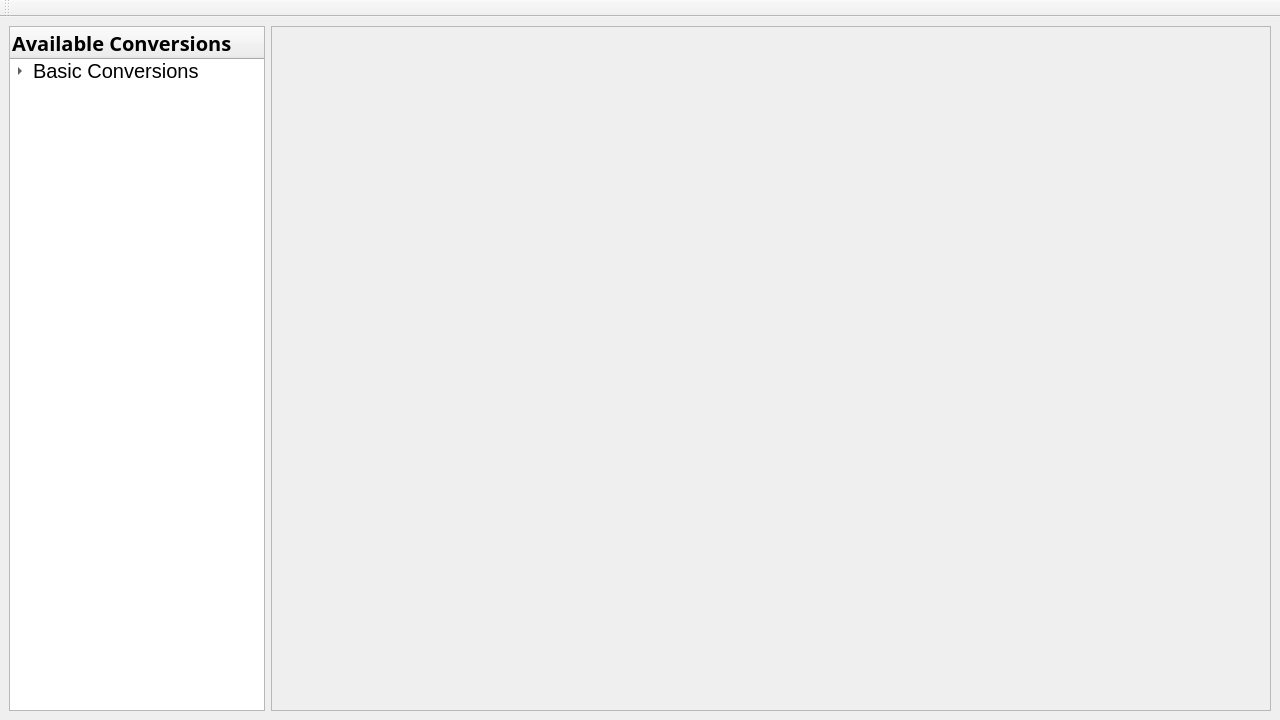
First picture: the form in mainwindow.ui, repository 30vam/cute-converter, before the edit.
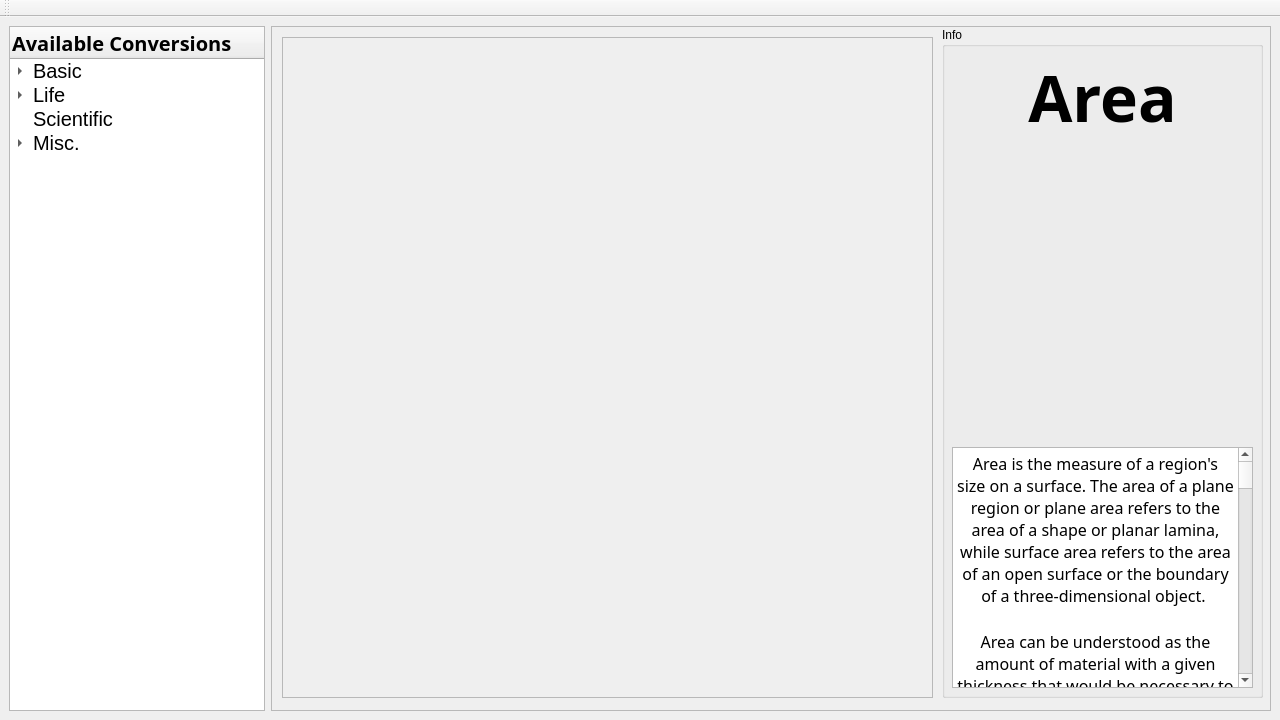
Second picture: the form after the edit. The open tabs and pages were chosen to show the change. Icons and pictures are not drawn.

What changed in the file:
```diff
--- a/mainwindow.ui
+++ b/mainwindow.ui
@@ -41,7 +41,7 @@
        </property>
        <property name="font">
         <font>
-         <family>Exo Black</family>
+         <family>Aleo</family>
          <pointsize>15</pointsize>
          <bold>true</bold>
         </font>
@@ -49,7 +49,7 @@
       </column>
       <item>
        <property name="text">
-        <string>Basic Conversions</string>
+        <string>Basic</string>
        </property>
        <property name="font">
         <font>
@@ -64,6 +64,57 @@
          <font>
           <pointsize>12</pointsize>
          </font>
+        </property>
+       </item>
+       <item>
+        <property name="text">
+         <string>Area</string>
+        </property>
+        <property name="font">
+         <font>
+          <family>Segoe UI</family>
+          <pointsize>12</pointsize>
+         </font>
+        </property>
+       </item>
+      </item>
+      <item>
+       <property name="text">
+        <string>Life</string>
+       </property>
+       <property name="font">
+        <font>
+         <pointsize>15</pointsize>
+        </font>
+       </property>
+       <item>
+        <property name="text">
+         <string>test</string>
+        </property>
+       </item>
+      </item>
+      <item>
+       <property name="text">
+        <string>Scientific</string>
+       </property>
+       <property name="font">
+        <font>
+         <pointsize>15</pointsize>
+        </font>
+       </property>
+      </item>
+      <item>
+       <property name="text">
+        <string>Misc.</string>
+       </property>
+       <property name="font">
+        <font>
+         <pointsize>15</pointsize>
+        </font>
+       </property>
+       <item>
+        <property name="text">
+         <string>test</string>
         </property>
        </item>
       </item>
@@ -245,7 +296,176 @@
         </widget>
        </widget>
       </widget>
-      <widget class="QWidget" name="areaWidget"/>
+      <widget class="QWidget" name="areaWidget">
+       <widget class="QGroupBox" name="areaInfoGroupBox">
+        <property name="geometry">
+         <rect>
+          <x>670</x>
+          <y>0</y>
+          <width>321</width>
+          <height>671</height>
+         </rect>
+        </property>
+        <property name="sizePolicy">
+         <sizepolicy hsizetype="Expanding" vsizetype="Expanding">
+          <horstretch>0</horstretch>
+          <verstretch>0</verstretch>
+         </sizepolicy>
+        </property>
+        <property name="title">
+         <string>Info</string>
+        </property>
+        <widget class="QLabel" name="areaLabel">
+         <property name="geometry">
+          <rect>
+           <x>20</x>
+           <y>-10</y>
+           <width>281</width>
+           <height>161</height>
+          </rect>
+         </property>
+         <property name="font">
+          <font>
+           <family>Aleo</family>
+           <pointsize>48</pointsize>
+           <italic>false</italic>
+           <bold>true</bold>
+           <underline>false</underline>
+           <strikeout>false</strikeout>
+          </font>
+         </property>
+         <property name="text">
+          <string>&lt;html&gt;&lt;head/&gt;&lt;body&gt;&lt;p&gt;Area&lt;/p&gt;&lt;/body&gt;&lt;/html&gt;</string>
+         </property>
+         <property name="textFormat">
+          <enum>Qt::AutoText</enum>
+         </property>
+         <property name="scaledContents">
+          <bool>false</bool>
+         </property>
+         <property name="alignment">
+          <set>Qt::AlignCenter</set>
+         </property>
+         <property name="wordWrap">
+          <bool>false</bool>
+         </property>
+        </widget>
+        <widget class="QLabel" name="areaImageLabel">
+         <property name="geometry">
+          <rect>
+           <x>30</x>
+           <y>130</y>
+           <width>256</width>
+           <height>256</height>
+          </rect>
+         </property>
+         <property name="sizePolicy">
+          <sizepolicy hsizetype="Fixed" vsizetype="Fixed">
+           <horstretch>0</horstretch>
+           <verstretch>0</verstretch>
+          </sizepolicy>
+         </property>
+         <property name="font">
+          <font>
+           <pointsize>20</pointsize>
+           <bold>false</bold>
+           <underline>false</underline>
+           <strikeout>false</strikeout>
+          </font>
+         </property>
+         <property name="text">
+          <string/>
+         </property>
+         <property name="textFormat">
+          <enum>Qt::AutoText</enum>
+         </property>
+         <property name="pixmap">
+          <pixmap resource="icons.qrc">:/icons/areaIcon.png</pixmap>
+         </property>
+         <property name="scaledContents">
+          <bool>true</bool>
+         </property>
+         <property name="wordWrap">
+          <bool>false</bool>
+         </property>
+        </widget>
+        <widget class="QTextBrowser" name="areaTextBrowser">
+         <property name="geometry">
+          <rect>
+           <x>10</x>
+           <y>420</y>
+           <width>301</width>
+           <height>241</height>
+          </rect>
+         </property>
+         <property name="font">
+          <font>
+           <family>Aleo</family>
+           <pointsize>12</pointsize>
+           <italic>false</italic>
+           <bold>false</bold>
+          </font>
+         </property>
+         <property name="documentTitle">
+          <string/>
+         </property>
+         <property name="html">
+          <string>&lt;!DOCTYPE HTML PUBLIC &quot;-//W3C//DTD HTML 4.0//EN&quot; &quot;http://www.w3.org/TR/REC-html40/strict.dtd&quot;&gt;
+&lt;html&gt;&lt;head&gt;&lt;meta name=&quot;qrichtext&quot; content=&quot;1&quot; /&gt;&lt;meta charset=&quot;utf-8&quot; /&gt;&lt;style type=&quot;text/css&quot;&gt;
+p, li { white-space: pre-wrap; }
+hr { height: 1px; border-width: 0; }
+li.unchecked::marker { content: &quot;\2610&quot;; }
+li.checked::marker { content: &quot;\2612&quot;; }
+&lt;/style&gt;&lt;/head&gt;&lt;body style=&quot; font-family:'Aleo'; font-size:12pt; font-weight:400; font-style:normal;&quot;&gt;
+&lt;p align=&quot;center&quot; style=&quot; margin-top:0px; margin-bottom:0px; margin-left:0px; margin-right:0px; -qt-block-indent:0; text-indent:0px;&quot;&gt;Area is the measure of a region's size on a surface. The area of a plane region or plane area refers to the area of a shape or planar lamina, while surface area refers to the area of an open surface or the boundary of a three-dimensional object. &lt;/p&gt;
+&lt;p align=&quot;center&quot; style=&quot;-qt-paragraph-type:empty; margin-top:0px; margin-bottom:0px; margin-left:0px; margin-right:0px; -qt-block-indent:0; text-indent:0px;&quot;&gt;&lt;br /&gt;&lt;/p&gt;
+&lt;p align=&quot;center&quot; style=&quot; margin-top:0px; margin-bottom:0px; margin-left:0px; margin-right:0px; -qt-block-indent:0; text-indent:0px;&quot;&gt;Area can be understood as the amount of material with a given thickness that would be necessary to fashion a model of the shape, or the amount of paint necessary to cover the surface with a single coat. &lt;/p&gt;
+&lt;p align=&quot;center&quot; style=&quot;-qt-paragraph-type:empty; margin-top:0px; margin-bottom:0px; margin-left:0px; margin-right:0px; -qt-block-indent:0; text-indent:0px;&quot;&gt;&lt;br /&gt;&lt;/p&gt;
+&lt;p align=&quot;center&quot; style=&quot; margin-top:0px; margin-bottom:0px; margin-left:0px; margin-right:0px; -qt-block-indent:0; text-indent:0px;&quot;&gt;It is the two-dimensional analogue of the length of a curve (a one-dimensional concept) or the volume of a solid (a three-dimensional concept). Two different regions may have the same area (as in squaring the circle); by synecdoche, &amp;quot;area&amp;quot; sometimes is used to refer to the region, as in a &amp;quot;polygonal area&amp;quot;.&lt;/p&gt;
+&lt;p align=&quot;center&quot; style=&quot;-qt-paragraph-type:empty; margin-top:0px; margin-bottom:0px; margin-left:0px; margin-right:0px; -qt-block-indent:0; text-indent:0px;&quot;&gt;&lt;br /&gt;&lt;/p&gt;
+&lt;p align=&quot;center&quot; style=&quot; margin-top:0px; margin-bottom:0px; margin-left:0px; margin-right:0px; -qt-block-indent:0; text-indent:0px;&quot;&gt;The area of a shape can be measured by comparing the shape to squares of a fixed size. In the International System of Units (SI), the standard unit of area is the square metre (written as m2), which is the area of a square whose sides are one metre long.&lt;/p&gt;
+&lt;p align=&quot;center&quot; style=&quot;-qt-paragraph-type:empty; margin-top:0px; margin-bottom:0px; margin-left:0px; margin-right:0px; -qt-block-indent:0; text-indent:0px;&quot;&gt;&lt;br /&gt;&lt;/p&gt;
+&lt;p align=&quot;center&quot; style=&quot; margin-top:0px; margin-bottom:0px; margin-left:0px; margin-right:0px; -qt-block-indent:0; text-indent:0px;&quot;&gt; A shape with an area of three square metres would have the same area as three such squares. In mathematics, the unit square is defined to have area one, and the area of any other shape or surface is a dimensionless real number.&lt;/p&gt;
+&lt;p align=&quot;center&quot; style=&quot;-qt-paragraph-type:empty; margin-top:0px; margin-bottom:0px; margin-left:0px; margin-right:0px; -qt-block-indent:0; text-indent:0px;&quot;&gt;&lt;br /&gt;&lt;/p&gt;
+&lt;p align=&quot;center&quot; style=&quot; margin-top:0px; margin-bottom:0px; margin-left:0px; margin-right:0px; -qt-block-indent:0; text-indent:0px;&quot;&gt;There are several well-known formulas for the areas of simple shapes such as triangles, rectangles, and circles. Using these formulas, the area of any polygon can be found by dividing the polygon into triangles. For shapes with curved boundary, calculus is usually required to compute the area. Indeed, the problem of determining the area of plane figures was a major motivation for the historical development of calculus.&lt;/p&gt;
+&lt;p align=&quot;center&quot; style=&quot;-qt-paragraph-type:empty; margin-top:0px; margin-bottom:0px; margin-left:0px; margin-right:0px; -qt-block-indent:0; text-indent:0px;&quot;&gt;&lt;br /&gt;&lt;/p&gt;
+&lt;p align=&quot;center&quot; style=&quot; margin-top:0px; margin-bottom:0px; margin-left:0px; margin-right:0px; -qt-block-indent:0; text-indent:0px;&quot;&gt;For a solid shape such as a sphere, cone, or cylinder, the area of its boundary surface is called the surface area. Formulas for the surface areas of simple shapes were computed by the ancient Greeks, but computing the surface area of a more complicated shape usually requires multivariable calculus.&lt;/p&gt;
+&lt;p align=&quot;center&quot; style=&quot;-qt-paragraph-type:empty; margin-top:0px; margin-bottom:0px; margin-left:0px; margin-right:0px; -qt-block-indent:0; text-indent:0px;&quot;&gt;&lt;br /&gt;&lt;/p&gt;
+&lt;p align=&quot;center&quot; style=&quot; margin-top:0px; margin-bottom:0px; margin-left:0px; margin-right:0px; -qt-block-indent:0; text-indent:0px;&quot;&gt;Area plays an important role in modern mathematics. In addition to its obvious importance in geometry and calculus, area is related to the definition of determinants in linear algebra, and is a basic property of surfaces in differential geometry. &lt;/p&gt;
+&lt;p align=&quot;center&quot; style=&quot;-qt-paragraph-type:empty; margin-top:0px; margin-bottom:0px; margin-left:0px; margin-right:0px; -qt-block-indent:0; text-indent:0px;&quot;&gt;&lt;br /&gt;&lt;/p&gt;
+&lt;p align=&quot;center&quot; style=&quot; margin-top:0px; margin-bottom:0px; margin-left:0px; margin-right:0px; -qt-block-indent:0; text-indent:0px;&quot;&gt;In analysis, the area of a subset of the plane is defined using Lebesgue measure, though not every subset is measurable. In general, area in higher mathematics is seen as a special case of volume for two-dimensional regions.&lt;/p&gt;
+&lt;p align=&quot;center&quot; style=&quot;-qt-paragraph-type:empty; margin-top:0px; margin-bottom:0px; margin-left:0px; margin-right:0px; -qt-block-indent:0; text-indent:0px;&quot;&gt;&lt;br /&gt;&lt;/p&gt;
+&lt;p align=&quot;center&quot; style=&quot; margin-top:0px; margin-bottom:0px; margin-left:0px; margin-right:0px; -qt-block-indent:0; text-indent:0px;&quot;&gt;Area can be defined through the use of axioms, defining it as a function of a collection of certain plane figures to the set of real numbers. It can be proved that such a function exists.&lt;/p&gt;&lt;/body&gt;&lt;/html&gt;</string>
+         </property>
+         <property name="openLinks">
+          <bool>false</bool>
+         </property>
+        </widget>
+       </widget>
+       <widget class="QScrollArea" name="areaScrollArea">
+        <property name="geometry">
+         <rect>
+          <x>10</x>
+          <y>10</y>
+          <width>651</width>
+          <height>661</height>
+         </rect>
+        </property>
+        <property name="widgetResizable">
+         <bool>true</bool>
+        </property>
+        <widget class="QWidget" name="scrollAreaWidgetContents_2">
+         <property name="geometry">
+          <rect>
+           <x>0</x>
+           <y>0</y>
+           <width>649</width>
+           <height>659</height>
+          </rect>
+         </property>
+        </widget>
+       </widget>
+      </widget>
      </widget>
     </item>
    </layout>
```
Left out of the diff: 31 changed lines with no effect on the pictures.
